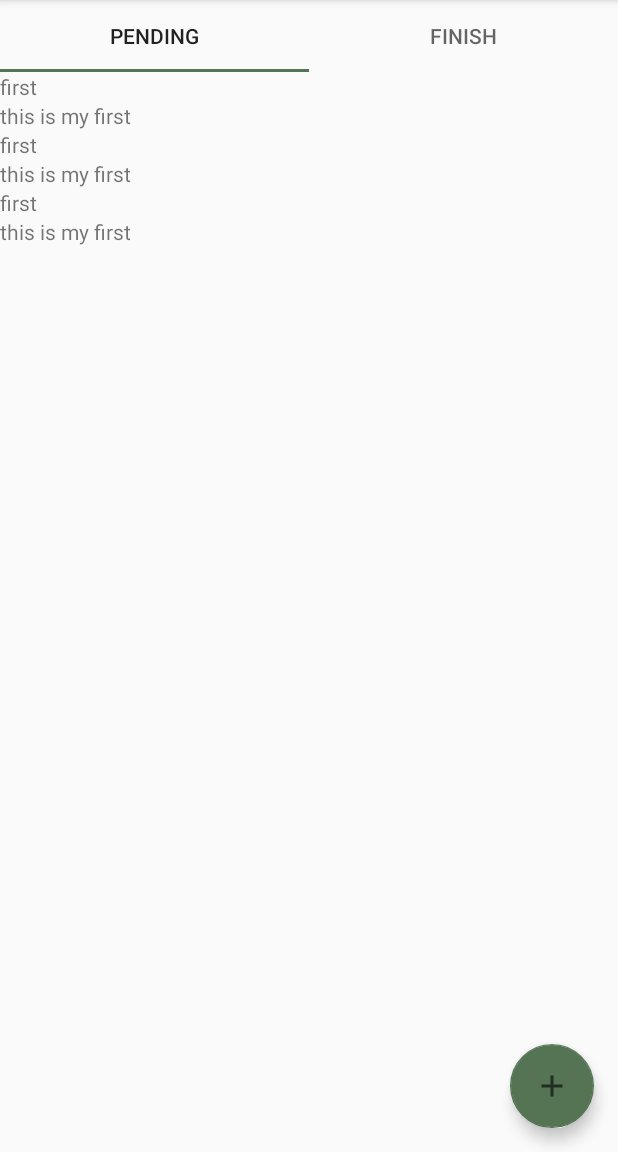
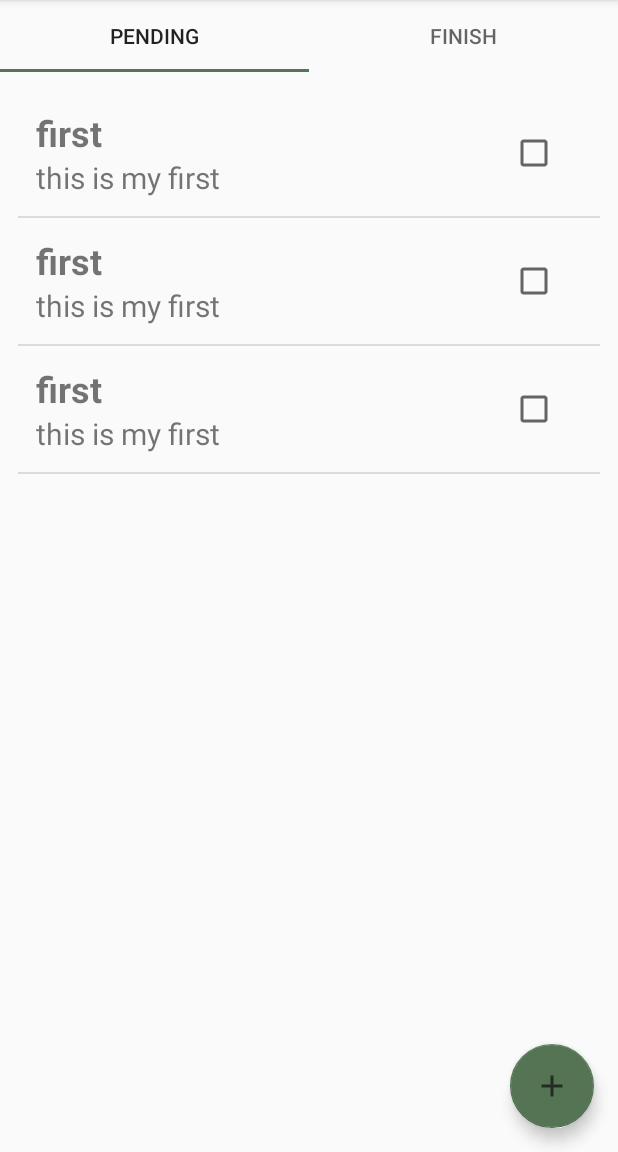
Before and after one commit to ben39053372/My-Todo-App, an Android app: the TodoFragment screen opened through its navigation route, on a phone screen of 412 x 824 dp, the part 84-1236 px from its top. Run offline under Robolectric (Android 15) with nearby library versions, the phone set to English and light mode, and no system bars; our stand-ins replace Room's generated code, Timber, navigation-ui.

Commit message:
feat: add change isDone function

```diff
--- a/app/src/main/java/com/ben39053372/todoApp/ui/todo/TodoModel.kt
+++ b/app/src/main/java/com/ben39053372/todoApp/ui/todo/TodoModel.kt
@@ -8,7 +8,7 @@ data class TodoItem(
     @PrimaryKey(autoGenerate = true) val uid: Int = 0,
     @ColumnInfo val name: String,
     @ColumnInfo val description: String?,
-    @ColumnInfo val isDone: Boolean,
+    @ColumnInfo var isDone: Boolean,
 )
 
 @Dao
@@ -28,6 +28,9 @@ interface TodoItemDao {
     @Insert
     fun insertAll(vararg todos: TodoItem)
 
+    @Update
+    fun updateTodoItem(vararg todo: TodoItem)
+
     @Delete
     fun delete(todoItem: TodoItem)
 }
--- a/app/src/main/java/com/ben39053372/todoApp/ui/todo/TodoPendingFragment.kt
+++ b/app/src/main/java/com/ben39053372/todoApp/ui/todo/TodoPendingFragment.kt
@@ -8,6 +8,7 @@ import androidx.fragment.app.Fragment
 import androidx.fragment.app.activityViewModels
 import androidx.lifecycle.coroutineScope
 import androidx.lifecycle.lifecycleScope
+import androidx.recyclerview.widget.DividerItemDecoration
 import androidx.recyclerview.widget.LinearLayoutManager
 import androidx.recyclerview.widget.RecyclerView
 import com.ben39053372.todoApp.R
@@ -22,7 +23,9 @@ class TodoPendingFragment : Fragment() {
 
     private val viewModel: TodoViewModel by activityViewModels()
     private lateinit var todoPendingList: RecyclerView
-    private val todoPendingListAdapter = TodoPendingListAdapter()
+    private val todoPendingListAdapter = TodoPendingListAdapter {
+        onTodoItemCheckBoxClick(it)
+    }
 
     override fun onCreateView(
         inflater: LayoutInflater, container: ViewGroup?,
@@ -36,11 +39,23 @@ class TodoPendingFragment : Fragment() {
         todoPendingList = view.findViewById(R.id.todo_pending_list)
         todoPendingList.layoutManager = LinearLayoutManager(requireContext())
         todoPendingList.adapter = todoPendingListAdapter
+        todoPendingList.addItemDecoration(
+            DividerItemDecoration(
+                todoPendingList.context,
+                DividerItemDecoration.VERTICAL
+            )
+        )
 
         lifecycleScope.launch {
+            // Bind Pending list and view model data
             viewModel.pendingTodo.collect {
                 todoPendingListAdapter.updateData(it)
             }
         }
     }
+
+    private fun onTodoItemCheckBoxClick(item: TodoItem) {
+        viewModel.setIsDone(item)
+    }
+
 }
--- a/app/src/main/java/com/ben39053372/todoApp/ui/todo/TodoPendingListAdapter.kt
+++ b/app/src/main/java/com/ben39053372/todoApp/ui/todo/TodoPendingListAdapter.kt
@@ -4,11 +4,12 @@ import android.annotation.SuppressLint
 import android.view.LayoutInflater
 import android.view.View
 import android.view.ViewGroup
+import android.widget.CheckBox
 import android.widget.TextView
 import androidx.recyclerview.widget.RecyclerView
 import com.ben39053372.todoApp.R
 
-class TodoPendingListAdapter: RecyclerView.Adapter<TodoPendingListAdapter.ViewHolder>() {
+class TodoPendingListAdapter(private val onItemCheckBoxClick: (item: TodoItem) -> Unit): RecyclerView.Adapter<TodoPendingListAdapter.ViewHolder>() {
 
     private var dataSet: List<TodoItem> = listOf()
 
@@ -16,6 +17,7 @@ class TodoPendingListAdapter: RecyclerView.Adapter<TodoPendingListAdapter.ViewHo
 
         val title: TextView = view.findViewById(R.id.todo_item_title)
         val description: TextView = view.findViewById(R.id.todo_item_description)
+        val checkBox: CheckBox = view.findViewById(R.id.todo_item_isDone_checkBox)
 
     }
 
@@ -27,6 +29,14 @@ class TodoPendingListAdapter: RecyclerView.Adapter<TodoPendingListAdapter.ViewHo
     override fun onBindViewHolder(holder: ViewHolder, position: Int) {
         holder.title.text = dataSet[position].name
         holder.description.text = dataSet[position].description
+        holder.checkBox.isChecked = dataSet[position].isDone
+        holder.checkBox.setOnClickListener {
+            Thread {
+                holder.checkBox.isChecked = !dataSet[position].isDone
+                Thread.sleep(1000)
+                onItemCheckBoxClick(dataSet[position])
+            }.start()
+        }
     }
 
     override fun getItemCount(): Int {
--- a/app/src/main/java/com/ben39053372/todoApp/ui/todo/TodoRepository.kt
+++ b/app/src/main/java/com/ben39053372/todoApp/ui/todo/TodoRepository.kt
@@ -20,4 +20,8 @@ class TodoRepository(val context: Context) {
      fun addTodoItem(item: TodoItem) {
         TodoDatabase.getInstance(context).TodoItemDao().insertAll(item)
     }
+
+    fun updateTodoItem(item: TodoItem) {
+        TodoDatabase.getInstance(context).TodoItemDao().updateTodoItem(item)
+    }
 }
--- a/app/src/main/java/com/ben39053372/todoApp/ui/todo/TodoViewModel.kt
+++ b/app/src/main/java/com/ben39053372/todoApp/ui/todo/TodoViewModel.kt
@@ -17,4 +17,9 @@ class TodoViewModel(application: Application) : AndroidViewModel(application) {
         repository.addTodoItem(todo)
     }
 
+    fun setIsDone(todo: TodoItem) {
+        todo.isDone = !todo.isDone
+        repository.updateTodoItem(todo)
+    }
+
 }
--- a/app/src/main/res/layout/todo_fragment.xml
+++ b/app/src/main/res/layout/todo_fragment.xml
@@ -33,6 +33,7 @@
         android:id="@+id/pager"
         android:layout_width="match_parent"
         android:layout_height="0dp"
+        android:padding="12dp"
         app:layout_constraintBottom_toBottomOf="parent"
         app:layout_constraintEnd_toEndOf="parent"
         app:layout_constraintStart_toStartOf="parent"
--- a/app/src/main/res/layout/todo_pending_list_item.xml
+++ b/app/src/main/res/layout/todo_pending_list_item.xml
@@ -1,26 +1,42 @@
 <?xml version="1.0" encoding="utf-8"?>
 <androidx.constraintlayout.widget.ConstraintLayout xmlns:android="http://schemas.android.com/apk/res/android"
     xmlns:app="http://schemas.android.com/apk/res-auto"
+    xmlns:tools="http://schemas.android.com/tools"
+    android:layout_width="match_parent"
+    android:layout_height="wrap_content"
+    android:layout_gravity="center_vertical"
     android:background="?attr/selectableItemBackground"
     android:clickable="true"
     android:focusable="true"
-    android:layout_width="match_parent"
-    android:layout_height="wrap_content"
-    android:layout_gravity="center_vertical">
+    android:minHeight="@dimen/todo_list_item_height"
+    android:padding="@dimen/space_xs">
 
     <TextView
         android:id="@+id/todo_item_title"
-        android:layout_width="match_parent"
+        android:layout_width="0dp"
         android:layout_height="wrap_content"
-        app:layout_constraintEnd_toEndOf="parent"
+        android:textSize="@dimen/fontSize_lg"
+        android:textStyle="bold"
+        app:layout_constraintEnd_toStartOf="@+id/todo_item_isDone_checkBox"
         app:layout_constraintStart_toStartOf="parent"
         app:layout_constraintTop_toTopOf="parent" />
 
     <TextView
         android:id="@+id/todo_item_description"
-        android:layout_width="match_parent"
+        android:layout_width="0dp"
         android:layout_height="wrap_content"
-        app:layout_constraintTop_toBottomOf="@+id/todo_item_title"
+        android:textSize="@dimen/fontSize_md"
+        app:layout_constraintEnd_toStartOf="@+id/todo_item_isDone_checkBox"
+        app:layout_constraintStart_toStartOf="parent"
+        app:layout_constraintTop_toBottomOf="@+id/todo_item_title" />
+
+    <CheckBox
+        android:id="@+id/todo_item_isDone_checkBox"
+        android:layout_width="wrap_content"
+        android:layout_height="0dp"
+        android:minWidth="48dp"
+        app:layout_constraintBottom_toBottomOf="parent"
         app:layout_constraintEnd_toEndOf="parent"
-        app:layout_constraintStart_toStartOf="parent" />
+        app:layout_constraintTop_toTopOf="parent" />
+
 </androidx.constraintlayout.widget.ConstraintLayout>
--- a/app/src/main/res/values/dimens.xml
+++ b/app/src/main/res/values/dimens.xml
@@ -1,4 +1,18 @@
 <?xml version="1.0" encoding="utf-8"?>
 <resources>
     <dimen name="drawer_width">260dp</dimen>
+    <dimen name="todo_list_item_height">40dp</dimen>
+
+    <dimen name="fontSize_xs">12sp</dimen>
+    <dimen name="fontSize_sm">16sp</dimen>
+    <dimen name="fontSize_md">20sp</dimen>
+    <dimen name="fontSize_lg">24sp</dimen>
+    <dimen name="fontSize_xl">28sp</dimen>
+
+    <dimen name="space_xs">12dp</dimen>
+    <dimen name="space_sm">16dp</dimen>
+    <dimen name="space_md">20dp</dimen>
+    <dimen name="space_lg">24dp</dimen>
+    <dimen name="space_xl">28dp</dimen>
+
 </resources>
```
